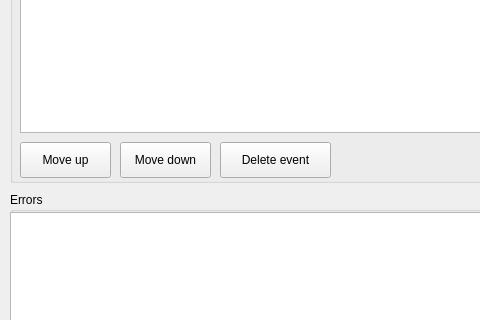
Above: aa/ui/pb_file_inspector.ui from DiamondLightSource/aapy before the change; both pictures show x 0 to 480 and y 518 to 838 of the 1114 by 1027 pixel window. Below: the same form after it.
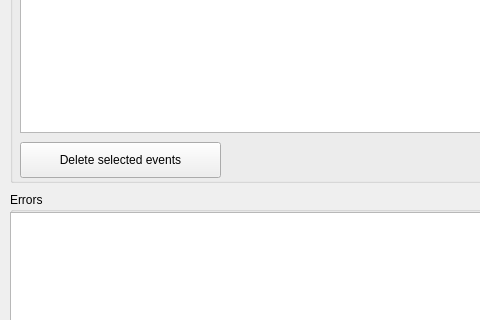
That is the form after the change. Icons and pictures are not drawn.

Commit message: A bit more error checking

Patch:
```diff
--- a/aa/ui/pb_file_inspector.ui
+++ b/aa/ui/pb_file_inspector.ui
@@ -263,43 +263,20 @@
       </property>
      </column>
     </widget>
-    <widget class="QPushButton" name="move_event_up_button">
-     <property name="geometry">
-      <rect>
-       <x>10</x>
-       <y>370</y>
-       <width>91</width>
-       <height>36</height>
-      </rect>
-     </property>
-     <property name="text">
-      <string>Move up</string>
-     </property>
-    </widget>
-    <widget class="QPushButton" name="move_event_down_button">
-     <property name="geometry">
-      <rect>
-       <x>110</x>
-       <y>370</y>
-       <width>91</width>
-       <height>36</height>
-      </rect>
-     </property>
-     <property name="text">
-      <string>Move down</string>
-     </property>
-    </widget>
     <widget class="QPushButton" name="delete_event_button">
      <property name="geometry">
       <rect>
-       <x>210</x>
+       <x>10</x>
        <y>370</y>
-       <width>111</width>
+       <width>201</width>
        <height>36</height>
       </rect>
      </property>
      <property name="text">
-      <string>Delete event</string>
+      <string>Delete selected events</string>
+     </property>
+     <property name="icon">
+      <iconset theme="edit-delete"/>
      </property>
     </widget>
    </widget>
```
Left out of the diff: 12 changed lines with no effect on the pictures. The commit also changes 1 other file.
